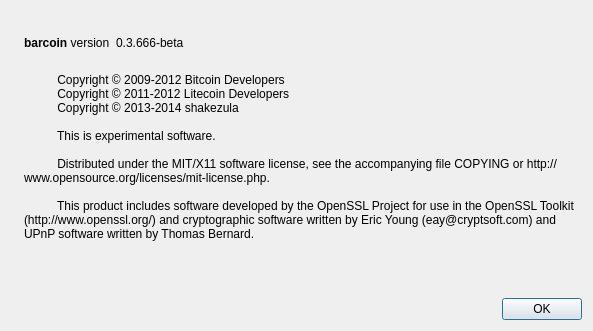
First picture: the form in src/qt/forms/aboutdialog.ui, repository poepcoin/poepcoin, before the edit.
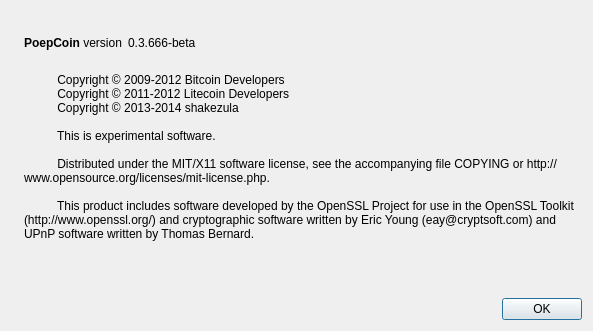
Second picture: the form after the edit. Icons and pictures are not drawn.

```diff
--- a/src/qt/forms/aboutdialog.ui
+++ b/src/qt/forms/aboutdialog.ui
@@ -50,7 +50,7 @@
           <cursorShape>IBeamCursor</cursorShape>
          </property>
          <property name="text">
-          <string>&lt;b&gt;barcoin&lt;/b&gt; version</string>
+          <string>&lt;b&gt;PoepCoin&lt;/b&gt; version</string>
          </property>
          <property name="textInteractionFlags">
           <set>Qt::LinksAccessibleByMouse|Qt::TextSelectableByKeyboard|Qt::TextSelectableByMouse</set>
```
Left out of the diff: 2 changed lines with no effect on the pictures.
